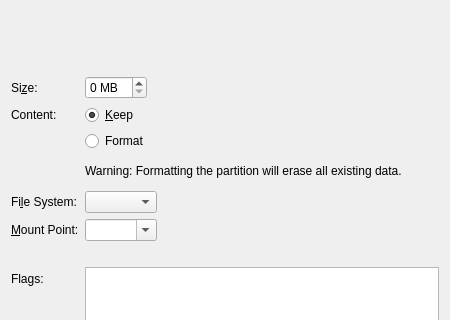
This is src/modules/partition/gui/EditExistingPartitionDialog.ui in calamares/calamares as Qt 5 draws it before an edit; both pictures show x 0 to 450 and y 0 to 320 of the 450 by 579 pixel window. The edited form follows.
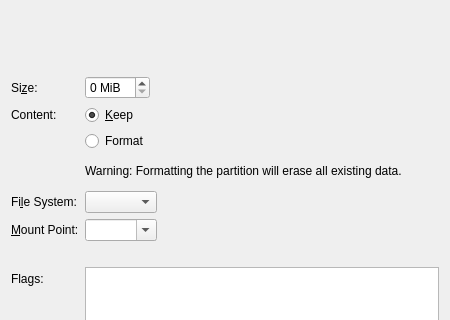
This is the edited form. Custom widgets are drawn as their Qt base class.

The edit to the form file:
```diff
--- a/src/modules/partition/gui/EditExistingPartitionDialog.ui
+++ b/src/modules/partition/gui/EditExistingPartitionDialog.ui
@@ -126,7 +126,7 @@
      <item row="1" column="1">
       <widget class="QSpinBox" name="sizeSpinBox">
        <property name="suffix">
-        <string> MB</string>
+        <string> MiB</string>
        </property>
       </widget>
      </item>
```
